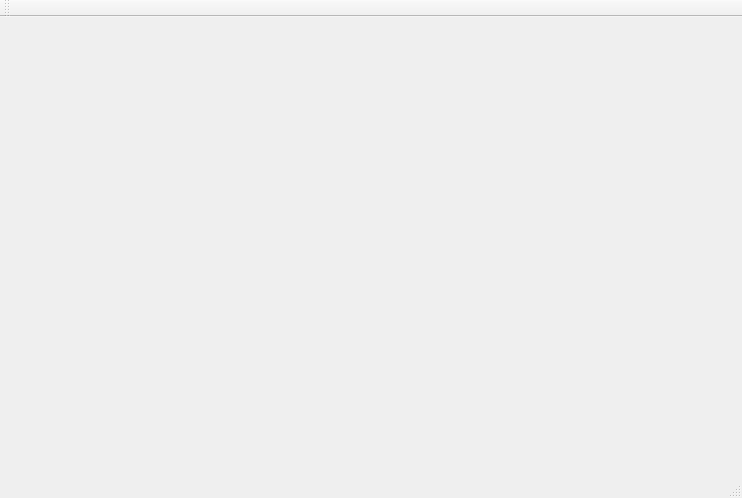
Old version of the form mainwindow2.ui in the repository xu-pu/odrive_ui.
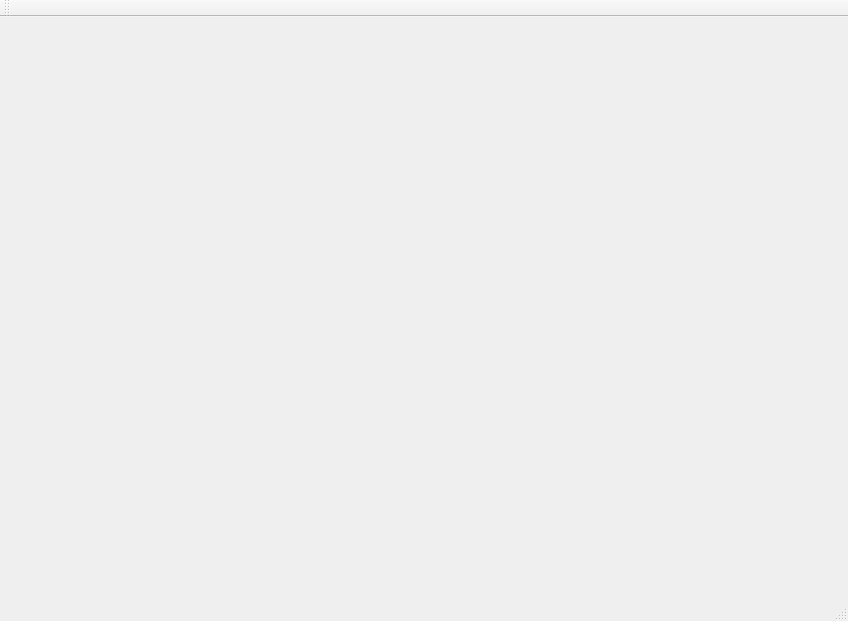
New version of the form.

Commit message: generated py

Patch:
```diff
--- a/mainwindow2.ui
+++ b/mainwindow2.ui
@@ -6,8 +6,8 @@
    <rect>
     <x>0</x>
     <y>0</y>
-    <width>742</width>
-    <height>498</height>
+    <width>848</width>
+    <height>621</height>
    </rect>
   </property>
   <property name="windowTitle">
```
Left out of the diff: 2 changed lines with no effect on the pictures. The commit also changes 1 other file.
